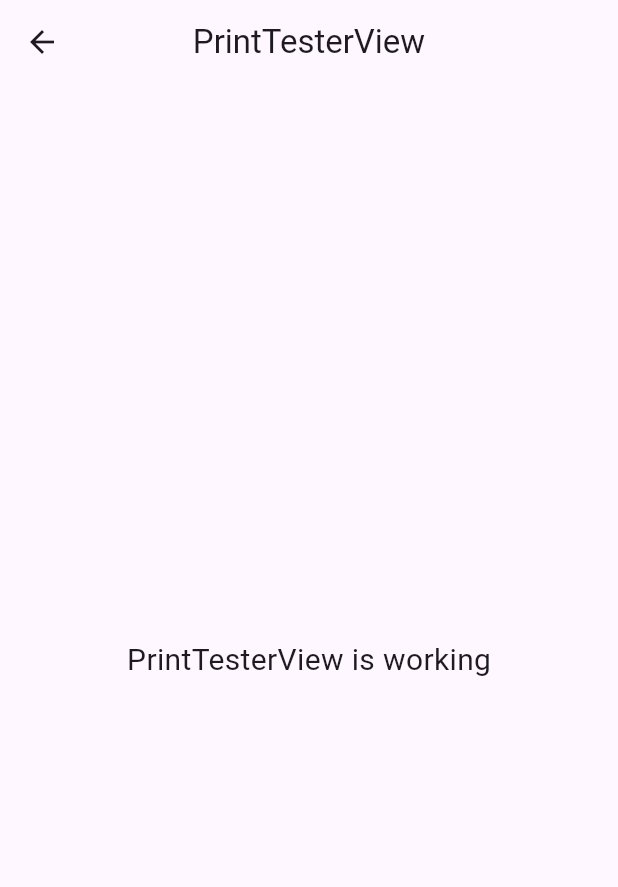
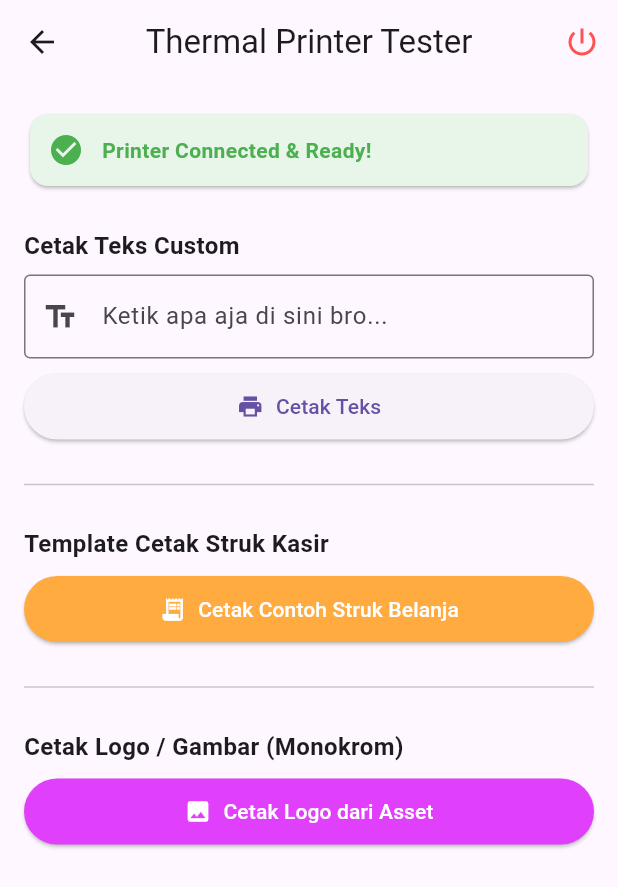
Before and after one commit to IlhamRichie/Flutter-Thermal-Printer-App-ESC-POS-, a Flutter app: the PrintTesterView screen opened by its route, on a phone screen of 412 x 824 dp. Shown: the top 887 px of the screen. Run offline on Flutter 3.47's test engine with Material 3 defaults, Android fonts, the light colour scheme and no system bars; our stand-ins replace get; missing offline and left inert: blue_thermal_printer.

Commit message:
Enhance Bluetooth and Print Tester functionalities with UI improvements and new features

```diff
--- a/lib/app/modules/print_tester/views/print_tester_view.dart
+++ b/lib/app/modules/print_tester/views/print_tester_view.dart
@@ -1,22 +1,126 @@
 import 'package:flutter/material.dart';
-
 import 'package:get/get.dart';
-
 import '../controllers/print_tester_controller.dart';
 
 class PrintTesterView extends GetView<PrintTesterController> {
-  const PrintTesterView({super.key});
+  const PrintTesterView({Key? key}) : super(key: key);
+
   @override
   Widget build(BuildContext context) {
     return Scaffold(
       appBar: AppBar(
-        title: const Text('PrintTesterView'),
+        title: const Text('Thermal Printer Tester'),
         centerTitle: true,
+        actions: [
+          // Tombol disconnect di pojok kanan atas
+          IconButton(
+            icon: const Icon(Icons.power_settings_new, color: Colors.redAccent),
+            onPressed: () {
+              controller.bluetooth.disconnect();
+              Get.back(); // Balik ke halaman scanner
+              Get.snackbar("Disconnected", "Koneksi printer diputus.");
+            },
+          )
+        ],
       ),
-      body: const Center(
-        child: Text(
-          'PrintTesterView is working',
-          style: TextStyle(fontSize: 20),
+      body: SingleChildScrollView(
+        padding: const EdgeInsets.all(16.0),
+        child: Column(
+          crossAxisAlignment: CrossAxisAlignment.stretch,
+          children: [
+            // Status Card
+            Card(
+              color: Colors.green.shade50,
+              child: const Padding(
+                padding: EdgeInsets.all(12.0),
+                child: Row(
+                  children: [
+                    Icon(Icons.check_circle, color: Colors.green),
+                    SizedBox(width: 12),
+                    Text(
+                      "Printer Connected & Ready!",
+                      style: TextStyle(color: Colors.green, fontWeight: FontWeight.bold),
+                    ),
+                  ],
+                ),
+              ),
+            ),
+            const SizedBox(height: 24),
+
+            // Section 1: Custom Text Input
+            const Text(
+              "Cetak Teks Custom",
+              style: TextStyle(fontSize: 16, fontWeight: FontWeight.bold),
+            ),
+            const SizedBox(height: 8),
+            TextField(
+              controller: controller.textController,
+              decoration: const InputDecoration(
+                border: OutlineInputBorder(),
+                hintText: 'Ketik apa aja di sini bro...',
+                prefixIcon: Icon(Icons.text_fields),
+              ),
+            ),
+            const SizedBox(height: 8),
+            ElevatedButton.icon(
+              onPressed: controller.printCustomText,
+              icon: const Icon(Icons.print),
+              label: const Text("Cetak Teks"),
+              style: ElevatedButton.styleFrom(padding: const EdgeInsets.all(12)),
+            ),
+
+            const Padding(
+              padding: EdgeInsets.symmetric(vertical: 20),
+              child: Divider(),
+            ),
+
+            // Section 2: Template Struk
+            const Text(
+              "Template Cetak Struk Kasir",
+              style: TextStyle(fontSize: 16, fontWeight: FontWeight.bold),
+            ),
+            const SizedBox(height: 8),
+            ElevatedButton.icon(
+              onPressed: controller.printSampleReceipt,
+              icon: const Icon(Icons.receipt_long),
+              label: const Text("Cetak Contoh Struk Belanja"),
+              style: ElevatedButton.styleFrom(
+                backgroundColor: Colors.orangeAccent,
+                foregroundColor: Colors.white,
+                padding: const EdgeInsets.all(12),
+              ),
+            ),
+
+            const Padding(
+              padding: EdgeInsets.symmetric(vertical: 20),
+              child: Divider(),
+            ),
+
+            // Section 3: Cetak Gambar
+            const Text(
+              "Cetak Logo / Gambar (Monokrom)",
+              style: TextStyle(fontSize: 16, fontWeight: FontWeight.bold),
+            ),
+            const SizedBox(height: 8),
+            Obx(() => ElevatedButton.icon(
+              onPressed: controller.isLoading.value
+                  ? null
+                  : controller.printImageFromAsset,
+              icon: controller.isLoading.value
+                  ? const SizedBox(
+                      width: 20,
+                      height: 20,
+                      child: CircularProgressIndicator(strokeWidth: 2, color: Colors.white),
+                    )
+                  : const Icon(Icons.image),
+              label: Text(controller.isLoading.value ? "Processing..." : "Cetak Logo dari Asset"),
+              style: ElevatedButton.styleFrom(
+                backgroundColor: Colors.purpleAccent,
+                foregroundColor: Colors.white,
+                padding: const EdgeInsets.all(12),
+              ),
+            )),
+          ],
         ),
       ),
     );
--- a/pubspec.yaml
+++ b/pubspec.yaml
@@ -33,6 +33,7 @@ dependencies:
   flutter:
     sdk: flutter
   get: ^4.7.3
+  path_provider: ^2.1.5
 
 dev_dependencies:
 
```
Also changed, not shown: lib/app/modules/bluetooth_scanner/views/bluetooth_scanner_view.dart (+51 -9 lines), lib/app/modules/print_tester/controllers/print_tester_controller.dart (+99 -10 lines), pubspec.lock.
